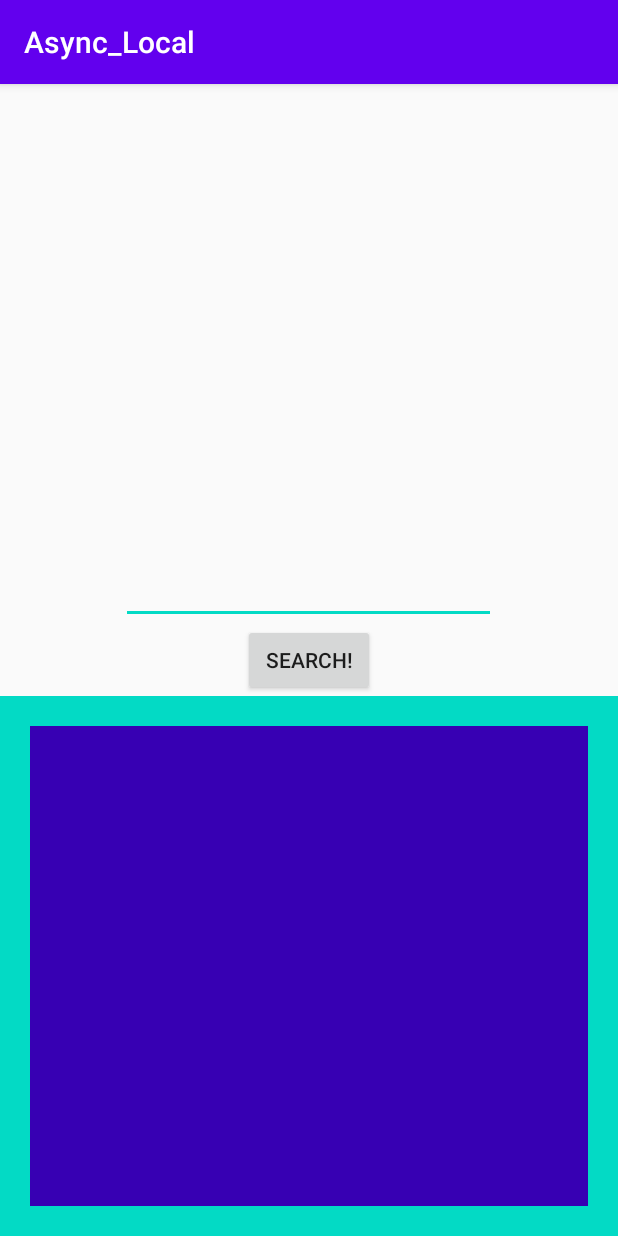
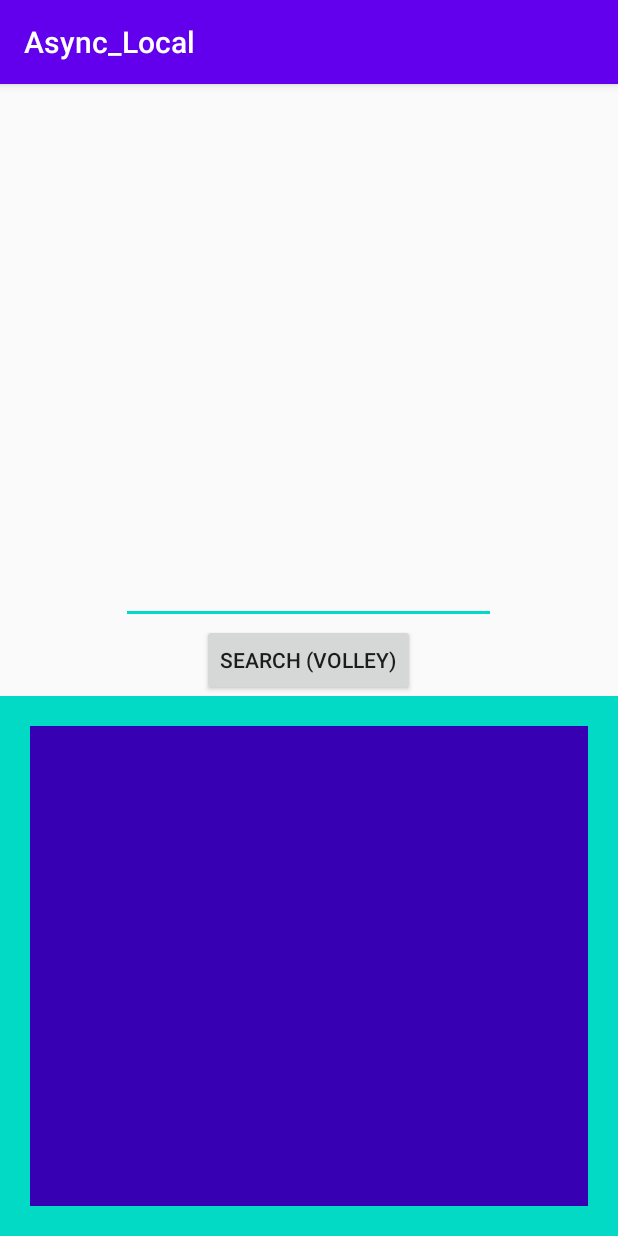
Before and after one commit to xizsmin/Async_Local, an Android app: the screen it shows after launch (MainActivity), on a phone screen of 412 x 824 dp. Run offline under Robolectric (Android 15) with nearby library versions, the phone set to English and light mode, and no system bars; our stand-ins replace Volley.

Commit message:
Volley: rename button

```diff
--- a/app/src/main/java/com/example/async_local/MainActivity.kt
+++ b/app/src/main/java/com/example/async_local/MainActivity.kt
@@ -15,7 +15,7 @@ class MainActivity : AppCompatActivity() {
 
         val queue = VolleyRequest.getInstance(this).requestQueue
 
-        button_request.setOnClickListener {
+        button_request_volley.setOnClickListener {
             Toast.makeText(it.context, edittext_address.text, Toast.LENGTH_SHORT).show()
             val address = edittext_address.text.toString()
             val url = set_url_with_addr(address)
--- a/app/src/main/res/layout/activity_main.xml
+++ b/app/src/main/res/layout/activity_main.xml
@@ -10,15 +10,15 @@
         android:layout_width="250dp"
         android:layout_height="wrap_content"
         android:layout_centerHorizontal="true"
-        android:layout_above="@+id/button_request"/>
+        android:layout_above="@+id/button_request_volley"/>
 
     <Button
-        android:id="@+id/button_request"
+        android:id="@+id/button_request_volley"
         android:layout_width="wrap_content"
         android:layout_height="wrap_content"
         android:layout_centerHorizontal="true"
         android:layout_centerVertical="true"
-        android:text="Search!"
+        android:text="Search (Volley)"
         app:layout_constraintBottom_toBottomOf="parent"
         app:layout_constraintLeft_toLeftOf="parent"
         app:layout_constraintRight_toRightOf="parent"
@@ -28,7 +28,7 @@
         android:layout_width="wrap_content"
         android:layout_height="match_parent"
         android:background="@color/colorAccent"
-        android:layout_below="@+id/button_request">
+        android:layout_below="@+id/button_request_volley">
 
         <ScrollView
             android:background="@color/colorPrimaryDark"
```
